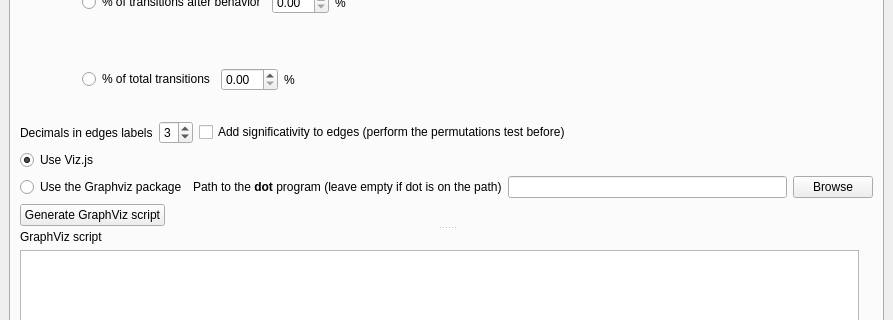
First picture: the form in behatrix/behatrix.ui, repository olivierfriard/behatrix, before the edit; both pictures show x 0 to 893 and y 96 to 416 of the 893 by 750 pixel window.
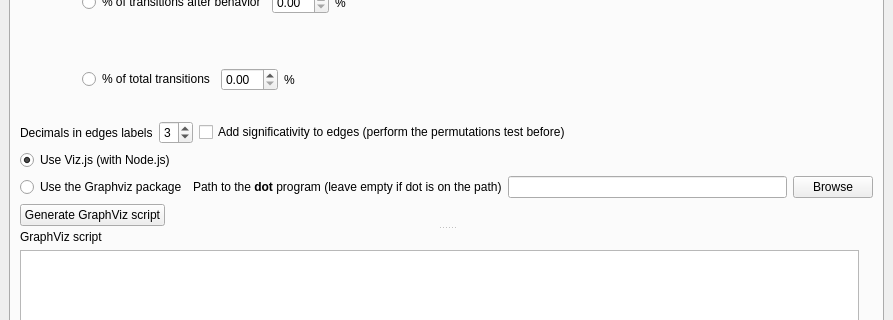
Second picture: the form after the edit.

Patch:
```diff
--- a/behatrix/behatrix.ui
+++ b/behatrix/behatrix.ui
@@ -398,7 +398,7 @@
             <item>
              <widget class="QRadioButton" name="rb_vizjs">
               <property name="text">
-               <string>Use Viz.js</string>
+               <string>Use Viz.js (with Node.js)</string>
               </property>
               <property name="checked">
                <bool>true</bool>
```
